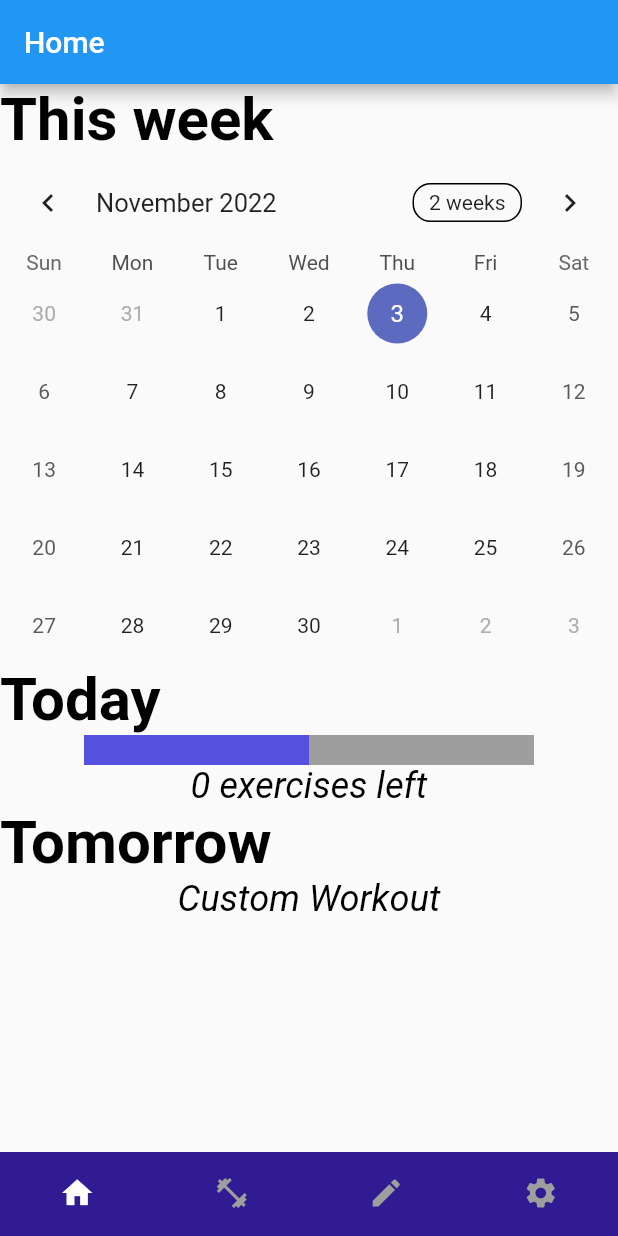
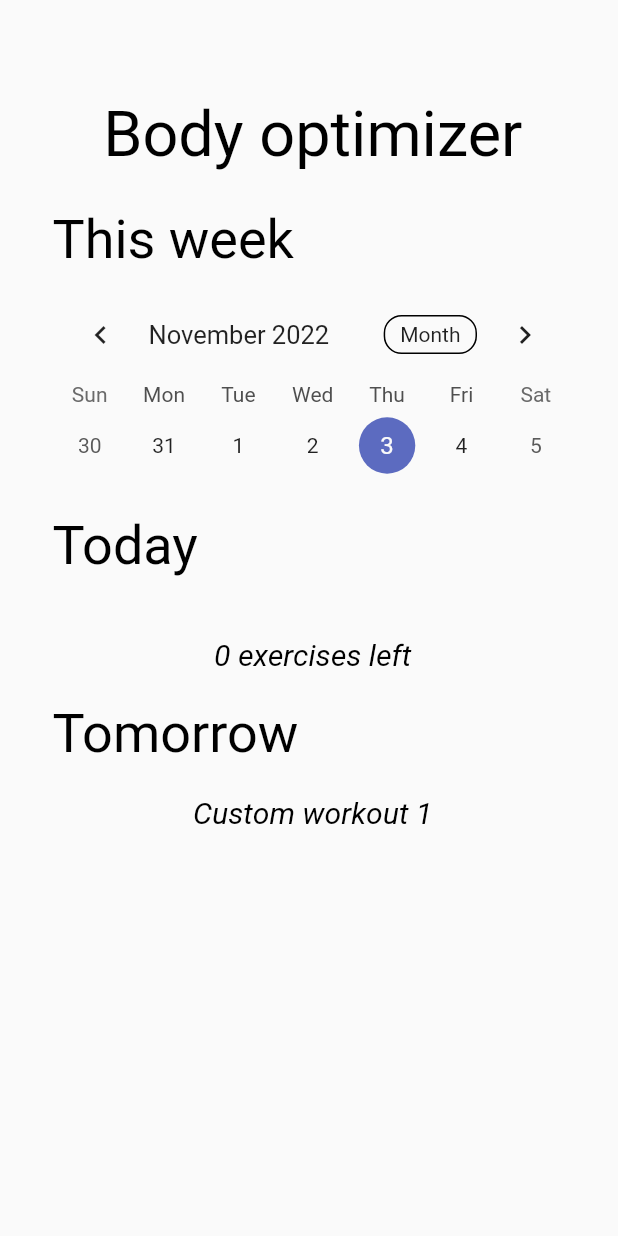
Before and after one commit to dolienn/body_optimizer, a Flutter app: the screen it shows after launch, on a phone screen of 412 x 824 dp. Run offline on Flutter 3.47's test engine with Material 2 defaults, Android fonts, the phone set to English and light mode, and no system bars; drawn by our look-alikes of table_calendar; our stand-ins replace persistent_bottom_nav_bar; Roboto replaces fonts that are missing (Montserrat).

Commit message:
made project from scratch again :(

```diff
--- a/lib/app.dart
+++ b/lib/app.dart
@@ -1,62 +1,14 @@
 import 'package:body_optimizer/screens/homepage.dart';
-import 'package:body_optimizer/screens/settings.dart';
-import 'package:body_optimizer/screens/workout.dart';
-import 'package:body_optimizer/screens/workoutcreator.dart';
 import 'package:flutter/material.dart';
 
-class MainPage extends StatefulWidget {
-  const MainPage({Key? key}) : super(key: key);
-
-  @override
-  State<MainPage> createState() => _MainPageState();
-}
-
-class _MainPageState extends State<MainPage> {
-  int currentIndex = 0;
-  List pages = [
-    const HomePage(), const Workout(),
-    const WorkoutCreator(), const Settings(),
-  ];
-  void onTap(int index) {
-    setState(() {
-      currentIndex = index;
-    });
-  }
+class MyApp extends StatelessWidget {
+  const MyApp({super.key});
 
   @override
   Widget build(BuildContext context) {
-    return MaterialApp(
+    return const MaterialApp(
       debugShowCheckedModeBanner: false,
-      home: Scaffold(
-        body: pages[currentIndex],
-        bottomNavigationBar: BottomNavigationBar(
-          selectedFontSize: 0,
-          unselectedFontSize: 0,
-          type: BottomNavigationBarType.fixed,
-          backgroundColor: Colors.deepPurple.shade900,
-          currentIndex: currentIndex,
-          onTap: (index) => setState(() => currentIndex = index),
-          selectedItemColor: Colors.white,
-          unselectedItemColor: Colors.grey,
-          showSelectedLabels: false,
-          showUnselectedLabels: false,
-          elevation: 0,
-          items: const [
-            BottomNavigationBarItem(
-                label: "Home", icon: Icon(Icons.home)
-            ),
-            BottomNavigationBarItem(
-                label: "Workout", icon: Icon(Icons.fitness_center)
-            ),
-            BottomNavigationBarItem(
-                label: "Workout Creator", icon: Icon(Icons.create)
-            ),
-            BottomNavigationBarItem(
-                label: "Settings", icon: Icon(Icons.settings)
-            ),
-          ],
-        ),
-      ),
+      home: MyHomePage(),
     );
   }
 }
--- a/lib/main.dart
+++ b/lib/main.dart
@@ -1,7 +1,8 @@
 import 'package:flutter/material.dart';
+// ignore: depend_on_referenced_packages
 import 'package:intl/date_symbol_data_local.dart';
 import 'app.dart';
 
 void main() {
-  initializeDateFormatting().then((_) => runApp(const MainPage()));
+  initializeDateFormatting().then((_) => runApp(const MyApp()));
 }
--- a/lib/screens/homepage.dart
+++ b/lib/screens/homepage.dart
@@ -1,44 +1,73 @@
 import 'package:flutter/material.dart';
 import 'package:table_calendar/table_calendar.dart';
+import 'package:persistent_bottom_nav_bar/persistent_tab_view.dart';
 
-
-class HomePage extends StatefulWidget {
-  const HomePage({super.key});
+class MyHomePage extends StatefulWidget {
+  const MyHomePage({Key? key}) : super(key: key);
 
   @override
-  State<HomePage> createState() => _HomePage();
+  State<MyHomePage> createState() => _MyHomePageState();
 }
 
-class _HomePage extends State<HomePage> {
-  // TEXT STYLE DEFINITION //
+class _MyHomePageState extends State<MyHomePage> {
+  // TEXT STYLE //
+  static const TextStyle titleText = TextStyle(
+    fontFamily: 'Montserrat',
+    color: Colors.black,
+    fontSize: 42,
+  );
   static const TextStyle headerText = TextStyle(
     fontFamily: 'Montserrat',
     color: Colors.black,
-      fontSize: 40,
-      fontWeight: FontWeight.w600
+    fontSize: 36,
   );
   static const TextStyle normalText = TextStyle(
     fontFamily: 'Montserrat',
     color: Colors.black,
-      fontSize: 24,
-      fontStyle: FontStyle.italic
+    fontSize: 20,
+    fontStyle: FontStyle.italic,
   );
 
   // DATE VARIABLES FOR CALENDAR //
-  DateTime _focusedDay = DateTime.now();
   DateTime _selectedDay = DateTime.now();
-  var _calendarFormat = CalendarFormat.month;
+  var _calendarFormat = CalendarFormat.week;
 
+  // VARIABLES FROM OTHER SITES (for the time placeholder) //
+  // ignore: non_constant_identifier_names
+  int numOfExercises = 0;
+  String workoutName = "Custom workout 1";
 
   @override
   Widget build(BuildContext context) {
     return Scaffold(
-      appBar: AppBar(title: const Text("Home")),
-      body: Column(children: [
-        Row(children: const [
-          Text("This week", style: headerText),
-        ]),
-        TableCalendar(
+      body: Container(
+        width: double.infinity,
+        height: double.infinity,
+        margin: const EdgeInsets.all(10.0),
+        child: Padding(
+          padding: const EdgeInsets.only(top: 50.0, left: 25.0),
+          child: Column(
+            children: [
+              Padding(
+                padding: const EdgeInsets.only(right: 20.0),
+                child: Column(
+                  children: [
+                    Padding(
+                      padding: const EdgeInsets.symmetric(vertical: 5.0),
+                      child: Row(
+                        mainAxisAlignment: MainAxisAlignment.center,
+                        children: const [Text("Body optimizer", style: titleText)],
+                      ),
+                    ),
+                    Padding(
+                      padding: const EdgeInsets.only(top: 20),
+                      child: Row(
+                        children: const [Text("This week", style: headerText)],
+                      ),
+                    ),
+                    Padding(
+                      padding: const EdgeInsets.symmetric(vertical: 10),
+                      child: TableCalendar(
                         firstDay: DateTime.utc(2010, 10, 16),
                         lastDay: DateTime.utc(2030, 3, 14),
                         focusedDay: DateTime.now(),
@@ -48,7 +77,6 @@ class _HomePage extends State<HomePage> {
                         onDaySelected: (selectedDay, focusedDay) {
                           setState(() {
                             _selectedDay = selectedDay;
-              _focusedDay = focusedDay;
                           });
                         },
                         calendarFormat: _calendarFormat,
@@ -58,44 +86,48 @@ class _HomePage extends State<HomePage> {
                           });
                         },
                         onPageChanged: (focusedDay) {
-            _focusedDay = focusedDay;
                         },
                       ),
-
-        Row(children: const [
-          Text("Today", style: headerText),
-        ]),
-        Row(
-          mainAxisAlignment: MainAxisAlignment.center,
-          children: const [
-            SizedBox(
-              width: 150, height: 20,
-              child: ColoredBox(
-                color: Color(0xff5650DE),
+                    ),
+                    Padding(
+                      padding: const EdgeInsets.symmetric(vertical: 10),
+                      child: Row(
+                        children: const [Text("Today", style: headerText)],
                       ),
                     ),
-            SizedBox(
-              width: 150, height: 20,
-              child: ColoredBox(
-                color: Colors.grey,
+                    Padding(
+                      padding: const EdgeInsets.symmetric(vertical: 10),
+                      child: Row(
+                        // PROGRESS BAR ADD //
                       ),
-            )
+                    ),
+                    Padding(
+                      padding: const EdgeInsets.symmetric(vertical: 10),
+                      child: Row(
+                        mainAxisAlignment: MainAxisAlignment.center,
+                        children: [Text("$numOfExercises exercises left", style: normalText)],
+                      ),
+                    ),
+                    Padding(
+                      padding: const EdgeInsets.symmetric(vertical: 10),
+                      child: Row(
+                        children: const [Text("Tomorrow", style: headerText)],
+                      ),
+                    ),
+                    Padding(
+                      padding: const EdgeInsets.symmetric(vertical: 10),
+                      child: Row(
+                        mainAxisAlignment: MainAxisAlignment.center,
+                        children: [Text(workoutName, style: normalText)],
+                      ),
+                    ),
                   ],
                 ),
-        Row(
-          mainAxisAlignment: MainAxisAlignment.center,
-          children: const [
-            Text("0 exercises left", style: normalText),
+              ),
             ],
           ),
-        Row(children: const [
-          Text("Tomorrow", style: headerText),
-        ]),
-        Row(
-          mainAxisAlignment: MainAxisAlignment.center,
-          children: const [Text("Custom Workout", style: normalText)],
         ),
-      ]),
+      ),
     );
   }
 }
--- /dev/null
+++ b/lib/screens/mainpage.dart
@@ -0,0 +1,52 @@
+import 'package:body_optimizer/screens/homepage.dart';
+import 'package:body_optimizer/screens/settings.dart';
+import 'package:body_optimizer/screens/workout.dart';
+import 'package:body_optimizer/screens/workoutcreator.dart';
+import 'package:flutter/material.dart';
+
+class MainPage extends StatefulWidget {
+  const MainPage({Key? key}) : super(key: key);
+
+  @override
+  State<MainPage> createState() => _MainPageState();
+}
+
+class _MainPageState extends State<MainPage> {
+  int currentIndex = 0;
+  List pages = [const MyHomePage(), const Workout(), const WorkoutCreator(), const Settings()];
+  void onTap(int index) {
+    setState(() {
+      currentIndex = index;
+    });
+  }
+
+  @override
+  Widget build(BuildContext context) {
+    return Scaffold(
+      body: pages[currentIndex],
+      bottomNavigationBar: BottomNavigationBar(
+        selectedFontSize: 0,
+        unselectedFontSize: 0,
+        type: BottomNavigationBarType.fixed,
+        backgroundColor: Colors.deepPurple.shade900,
+        currentIndex: currentIndex,
+        onTap: (index) => setState(() => currentIndex = index),
+        selectedItemColor: Colors.white,
+        unselectedItemColor: Colors.grey,
+        showSelectedLabels: false,
+        showUnselectedLabels: false,
+        elevation: 0,
+        items: const [
+          BottomNavigationBarItem(
+              label: "Home", icon: Icon(Icons.home)),
+          BottomNavigationBarItem(
+              label: "Workout", icon: Icon(Icons.fitness_center)),
+          BottomNavigationBarItem(
+              label: "Workout Creator", icon: Icon(Icons.create)),
+          BottomNavigationBarItem(
+              label: "Settings", icon: Icon(Icons.settings))
+        ],
+      ),
+    );
+  }
+}
--- a/pubspec.yaml
+++ b/pubspec.yaml
@@ -29,8 +29,6 @@ environment:
 # the latest version available on pub.dev. To see which dependencies have newer
 # versions available, run `flutter pub outdated`.
 dependencies:
-  table_calendar: ^3.0.8
-
   flutter:
     sdk: flutter
 
@@ -38,7 +36,9 @@ dependencies:
   # The following adds the Cupertino Icons font to your application.
   # Use with the CupertinoIcons class for iOS style icons.
   cupertino_icons: ^1.0.2
-  intl: ^0.17.0
+  google_fonts:
+  table_calendar: ^3.0.8
+  persistent_bottom_nav_bar: ^5.0.2
 
 dev_dependencies:
   flutter_test:
```
Also changed, not shown: pubspec.lock, 1 other file. Lines whose indentation alone changed are shown as unchanged.
